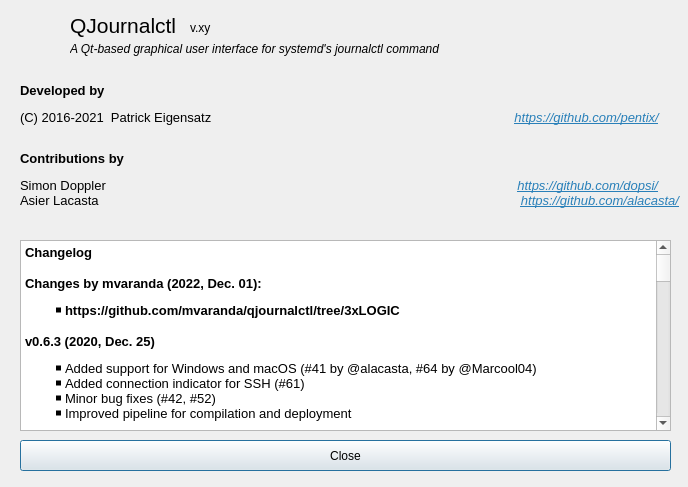
Qt form ui/aboutdialog.ui (mvaranda/qjournalctl) before a commit.
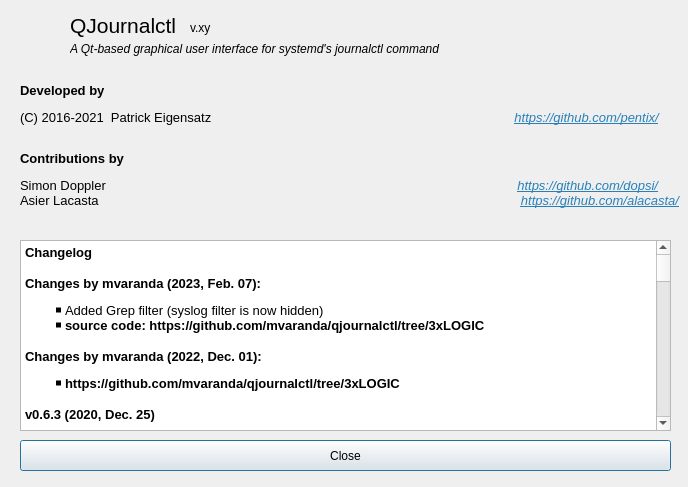
The same form after that commit. Icons and pictures are not drawn.

Commit message: add grep filter.

```diff
--- a/ui/aboutdialog.ui
+++ b/ui/aboutdialog.ui
@@ -164,6 +164,11 @@
 li.checked::marker { content: &quot;\2612&quot;; }
 &lt;/style&gt;&lt;/head&gt;&lt;body style=&quot; font-family:'Sans'; font-size:9pt; font-weight:400; font-style:normal;&quot;&gt;
 &lt;p style=&quot; margin-top:16px; margin-bottom:12px; margin-left:0px; margin-right:0px; -qt-block-indent:0; text-indent:0px;&quot;&gt;&lt;span style=&quot; font-family:'Noto Sans'; font-size:10pt; font-weight:600;&quot;&gt;Changelog&lt;/span&gt;&lt;/p&gt;
+&lt;p style=&quot; margin-top:16px; margin-bottom:12px; margin-left:0px; margin-right:0px; -qt-block-indent:0; text-indent:0px;&quot;&gt;&lt;span style=&quot; font-family:'Noto Sans'; font-size:10pt; font-weight:600;&quot;&gt;Changes by mvaranda (2023, Feb. 07):&lt;/span&gt;&lt;/p&gt;
+&lt;ul type=&quot;square&quot; style=&quot;margin-top: 0px; margin-bottom: 0px; margin-left: 0px; margin-right: 0px; -qt-list-indent: 1;&quot;&gt;
+&lt;li style=&quot; font-family:'Noto Sans'; font-size:10pt;&quot; style=&quot; margin-top:0px; margin-bottom:0px; margin-left:0px; margin-right:0px; -qt-block-indent:0; text-indent:0px;&quot;&gt;Added Grep filter (syslog filter is now hidden)&lt;/li&gt;&lt;/ul&gt;
+&lt;ul type=&quot;square&quot; style=&quot;margin-top: 0px; margin-bottom: 0px; margin-left: 0px; margin-right: 0px; -qt-list-indent: 1;&quot;&gt;
+&lt;li style=&quot; font-family:'Noto Sans'; font-size:10pt;&quot; style=&quot; margin-top:0px; margin-bottom:0px; margin-left:0px; margin-right:0px; -qt-block-indent:0; text-indent:0px;&quot;&gt;&lt;span style=&quot; font-weight:600;&quot;&gt;source code: https://github.com/mvaranda/qjournalctl/tree/3xLOGIC&lt;/span&gt;&lt;/li&gt;&lt;/ul&gt;
 &lt;p style=&quot; margin-top:16px; margin-bottom:12px; margin-left:0px; margin-right:0px; -qt-block-indent:0; text-indent:0px;&quot;&gt;&lt;span style=&quot; font-family:'Noto Sans'; font-size:10pt; font-weight:600;&quot;&gt;Changes by mvaranda (2022, Dec. 01):&lt;/span&gt;&lt;/p&gt;
 &lt;ul type=&quot;square&quot; style=&quot;margin-top: 0px; margin-bottom: 0px; margin-left: 0px; margin-right: 0px; -qt-list-indent: 1;&quot;&gt;
 &lt;li style=&quot; font-family:'Noto Sans'; font-size:10pt;&quot; style=&quot; margin-top:0px; margin-bottom:0px; margin-left:0px; margin-right:0px; -qt-block-indent:0; text-indent:0px;&quot;&gt;&lt;span style=&quot; font-weight:600;&quot;&gt;https://github.com/mvaranda/qjournalctl/tree/3xLOGIC&lt;/span&gt;&lt;/li&gt;&lt;/ul&gt;
```
The commit also changes 9 other files.
